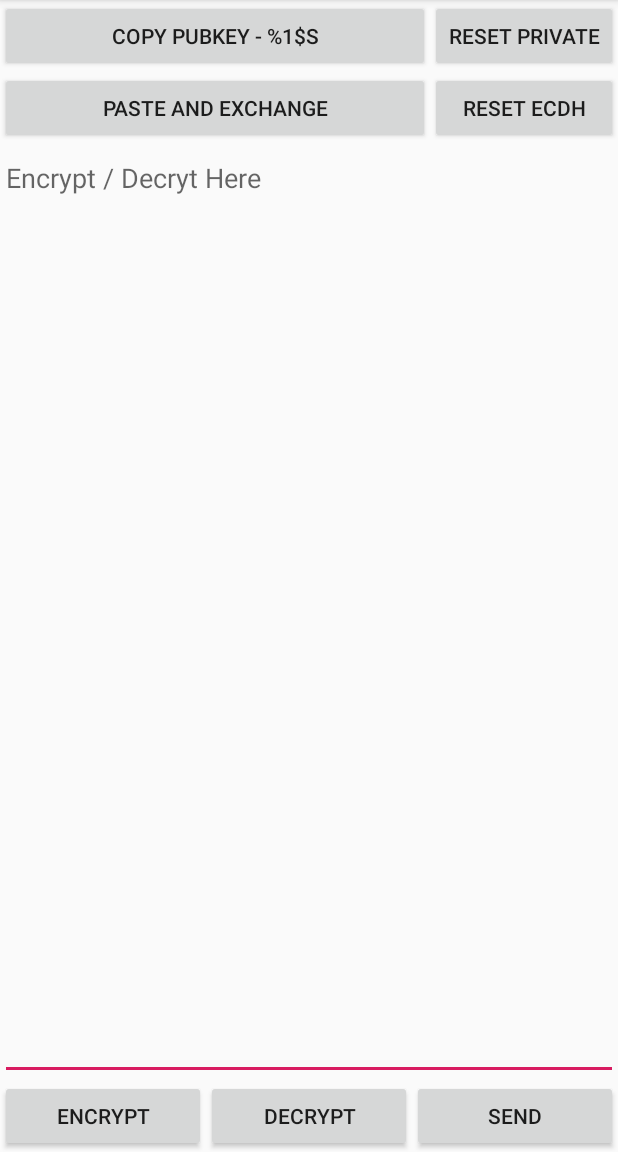
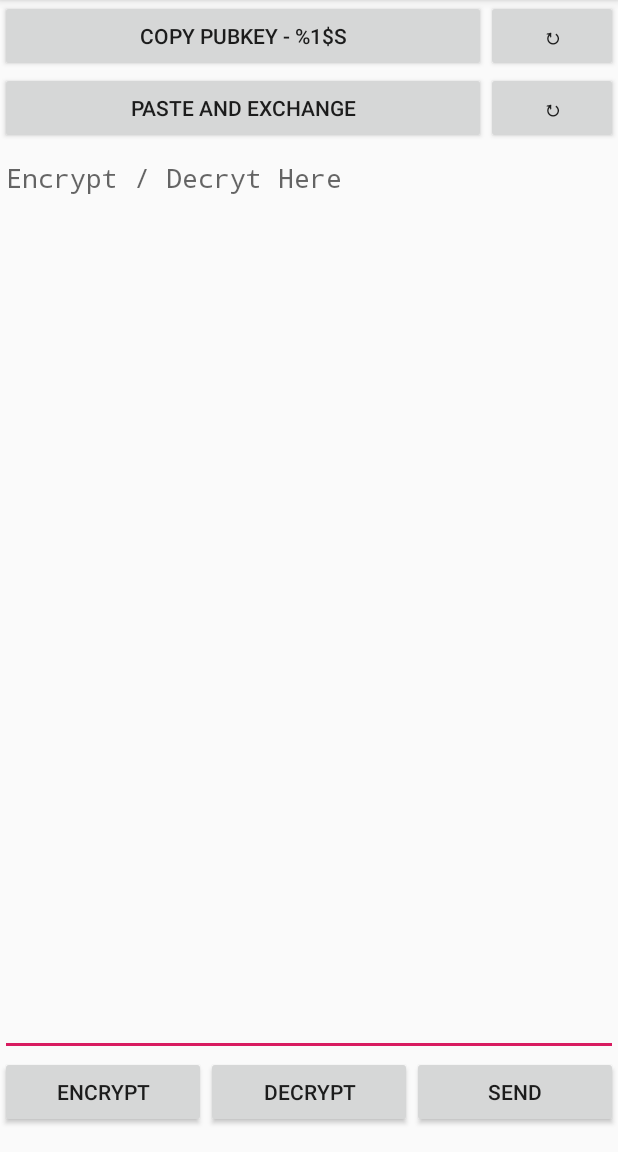
Before and after one commit to v3aqb/hxcrypto-android, an Android app: the ecdhActivity screen opened directly, with no data from a screen before it, on a phone screen of 412 x 824 dp, the part 84-1236 px from its top. Run offline under Robolectric (Android 15) with nearby library versions, the phone set to English and light mode, and no system bars; libraries missing offline, so code that uses them is left out: com.chaquo.python; 1 statement that could not run was skipped.

Commit message:
up to date

```diff
--- a/app/src/main/java/com/v3aqb/hxcrypto/ecdhActivity.java
+++ b/app/src/main/java/com/v3aqb/hxcrypto/ecdhActivity.java
@@ -74,8 +74,7 @@ public class ecdhActivity extends AppCompatActivity {
     public void doExchange(View view) {
         ClipboardManager clipboard = (ClipboardManager) getSystemService(Context.CLIPBOARD_SERVICE);
         if (!(clipboard.hasPrimaryClip())) {
-            String temp = getResources().getString(R.string.clipboard_empty);
-            Toast.makeText(this, temp, Toast.LENGTH_SHORT).show();
+            Toast.makeText(this, R.string.clipboard_empty, Toast.LENGTH_SHORT).show();
             return;
         }
 
--- a/app/src/main/res/layout/activity_ecdh.xml
+++ b/app/src/main/res/layout/activity_ecdh.xml
@@ -2,97 +2,113 @@
 <androidx.constraintlayout.widget.ConstraintLayout xmlns:android="http://schemas.android.com/apk/res/android"
     xmlns:app="http://schemas.android.com/apk/res-auto"
     xmlns:tools="http://schemas.android.com/tools"
+    android:id="@+id/linearLayout3"
     android:layout_width="match_parent"
     android:layout_height="match_parent"
     tools:context=".ecdhActivity">
 
-    <LinearLayout
-        android:id="@+id/linearLayout"
-        android:layout_width="0dp"
-        android:layout_height="wrap_content"
-        android:orientation="horizontal"
-        app:layout_constraintBottom_toBottomOf="parent"
-        app:layout_constraintEnd_toEndOf="parent"
-        app:layout_constraintStart_toStartOf="parent">
-
-        <Button
-            android:id="@+id/ecdhEncrypt"
-            style="@style/Widget.AppCompat.Button"
-            android:layout_width="wrap_content"
-            android:layout_height="wrap_content"
-            android:layout_weight="1"
-            android:onClick="encrypt"
-            android:text="@string/encrypt" />
-
-        <Button
-            android:id="@+id/ecdhDecrypt"
-            style="@style/Widget.AppCompat.Button"
-            android:layout_width="wrap_content"
-            android:layout_height="wrap_content"
-            android:layout_weight="1"
-            android:onClick="decrypt"
-            android:text="@string/decrypt" />
-
-        <Button
-            android:id="@+id/button3"
-            android:layout_width="wrap_content"
-            android:layout_height="wrap_content"
-            android:layout_weight="1"
-            android:onClick="onSend"
-            android:text="@string/send" />
-    </LinearLayout>
-
-    <Button
-        android:id="@+id/resetPrivateKeyButton"
-        android:layout_width="wrap_content"
-        android:layout_height="wrap_content"
-        android:onClick="resetPrivateKey"
-        android:text="@string/reset_private_key"
-        app:layout_constraintEnd_toEndOf="parent"
-        app:layout_constraintTop_toTopOf="parent" />
 
     <Button
         android:id="@+id/copyPubkeyButton"
+        style="@android:style/Widget.DeviceDefault.Button"
         android:layout_width="0dp"
         android:layout_height="wrap_content"
         android:onClick="copyPubKey"
         android:text="@string/copy_public_key"
+        app:layout_constraintBottom_toTopOf="@+id/doECDHButton"
         app:layout_constraintEnd_toStartOf="@+id/resetPrivateKeyButton"
         app:layout_constraintStart_toStartOf="parent"
         app:layout_constraintTop_toTopOf="parent" />
 
     <Button
-        android:id="@+id/resetEcdhButton"
+        android:id="@+id/resetPrivateKeyButton"
+        style="@android:style/Widget.DeviceDefault.Button"
+        android:layout_width="wrap_content"
+        android:layout_height="wrap_content"
+        android:fontFamily="sans-serif-black"
+        android:onClick="resetPrivateKey"
+        android:text="@string/reset_private_key"
+        app:layout_constraintBaseline_toBaselineOf="@+id/copyPubkeyButton"
+        app:layout_constraintEnd_toEndOf="parent"
+        app:layout_constraintStart_toEndOf="@+id/copyPubkeyButton" />
+
+
+    <Button
+        android:id="@+id/doECDHButton"
+        style="@android:style/Widget.DeviceDefault.Button"
         android:layout_width="0dp"
         android:layout_height="wrap_content"
+        android:onClick="doExchange"
+        android:text="@string/do_ecdh"
+        app:layout_constraintBottom_toTopOf="@+id/ecworkingText"
+        app:layout_constraintEnd_toStartOf="@+id/resetEcdhButton"
+        app:layout_constraintStart_toStartOf="parent"
+        app:layout_constraintTop_toBottomOf="@+id/copyPubkeyButton" />
+
+    <Button
+        android:id="@+id/resetEcdhButton"
+        style="@android:style/Widget.DeviceDefault.Button"
+        android:layout_width="wrap_content"
+        android:layout_height="wrap_content"
+        android:fontFamily="sans-serif-black"
         android:onClick="resetExchange"
         android:text="@string/reset_ecdh"
+        app:layout_constraintBaseline_toBaselineOf="@+id/doECDHButton"
         app:layout_constraintEnd_toEndOf="parent"
-        app:layout_constraintStart_toStartOf="@+id/resetPrivateKeyButton"
-        app:layout_constraintTop_toBottomOf="@+id/resetPrivateKeyButton" />
+        app:layout_constraintStart_toEndOf="@+id/doECDHButton" />
+
 
     <EditText
         android:id="@+id/ecworkingText"
         android:layout_width="0dp"
         android:layout_height="0dp"
         android:ems="10"
+        android:fontFamily="monospace"
         android:gravity="start|top"
         android:hint="@string/work_area_hint"
+        android:importantForAutofill="no"
         android:inputType="textMultiLine"
         android:selectAllOnFocus="true"
-        app:layout_constraintBottom_toTopOf="@+id/linearLayout"
+        app:layout_constraintBottom_toTopOf="@+id/ecdhEncrypt"
         app:layout_constraintEnd_toEndOf="parent"
         app:layout_constraintStart_toStartOf="parent"
-        app:layout_constraintTop_toBottomOf="@+id/resetEcdhButton" />
+        app:layout_constraintTop_toBottomOf="@+id/doECDHButton" />
+
 
     <Button
-        android:id="@+id/doECDHButton"
+        android:id="@+id/ecdhEncrypt"
+        style="@android:style/Widget.DeviceDefault.Button"
         android:layout_width="0dp"
         android:layout_height="wrap_content"
-        android:onClick="doExchange"
-        android:text="@string/do_ecdh"
-        app:layout_constraintEnd_toStartOf="@+id/resetEcdhButton"
+        android:layout_marginBottom="16dp"
+        android:onClick="encrypt"
+        android:text="@string/encrypt"
+        app:layout_constraintBottom_toBottomOf="parent"
+        app:layout_constraintEnd_toStartOf="@+id/ecdhDecrypt"
         app:layout_constraintStart_toStartOf="parent"
-        app:layout_constraintTop_toBottomOf="@+id/copyPubkeyButton" />
+        app:layout_constraintTop_toBottomOf="@+id/ecworkingText" />
+
+    <Button
+        android:id="@+id/ecdhDecrypt"
+        style="@android:style/Widget.DeviceDefault.Button"
+        android:layout_width="0dp"
+        android:layout_height="wrap_content"
+        android:onClick="decrypt"
+        android:text="@string/decrypt"
+        app:layout_constraintBaseline_toBaselineOf="@+id/ecdhEncrypt"
+        app:layout_constraintEnd_toStartOf="@+id/ecdhSend"
+        app:layout_constraintStart_toEndOf="@+id/ecdhEncrypt" />
+
+    <Button
+        android:id="@+id/ecdhSend"
+        style="@android:style/Widget.DeviceDefault.Button"
+        android:layout_width="0dp"
+        android:layout_height="wrap_content"
+        android:onClick="onSend"
+        android:text="@string/send"
+        app:layout_constraintEnd_toEndOf="parent"
+        app:layout_constraintStart_toEndOf="@+id/ecdhDecrypt"
+        app:layout_constraintTop_toBottomOf="@id/ecworkingText" />
+
 
 </androidx.constraintlayout.widget.ConstraintLayout>
--- a/app/src/main/res/values/strings.xml
+++ b/app/src/main/res/values/strings.xml
@@ -6,9 +6,9 @@
     <string name="decrypt">Decrypt</string>
     <string name="psk_hint">Set pre-shared key here</string>
     <string name="work_area_hint">Encrypt / Decryt Here</string>
-    <string name="reset_private_key">Reset Private</string>
+    <string name="reset_private_key">&#x21bb;</string>
     <string name="copy_public_key">Copy PubKey - %1$s</string>
-    <string name="reset_ecdh">Reset ECDH</string>
+    <string name="reset_ecdh">&#x21bb;</string>
     <string name="do_ecdh">Paste and Exchange</string>
     <string name="show_password">&#128065;</string>
     <string name="send">Send</string>
--- a/build.gradle
+++ b/build.gradle
@@ -8,11 +8,12 @@ buildscript {
 
     }
     dependencies {
-        classpath 'com.android.tools.build:gradle:3.5.0'
+        //noinspection GradleDependency
+        classpath 'com.android.tools.build:gradle:4.1.1'
 
         // NOTE: Do not place your application dependencies here; they belong
         // in the individual module build.gradle files
-        classpath "com.chaquo.python:gradle:6.3.0"
+        classpath "com.chaquo.python:gradle:9.1.0"
     }
 }
 
```
Also changed, not shown: app/build.gradle (+12 -7 lines), app/src/main/res/layout/activity_psk.xml (+48 -52 lines), 1 other file.
